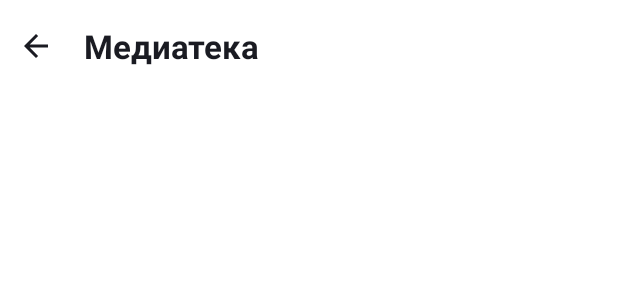
After one commit to g0nschik/Playlist_Maker, an Android app: the layout activity_media.xml on its own in the app's theme, with its tools: preview values and no code run, on a phone screen of 412 x 824 dp. The commit adds this screen. Shown: the top 300 px of the screen. Run offline under Robolectric (Android 15) with nearby library versions, the phone set to English and light mode, and no system bars.

Commit message:
Домашнее задание - Спринт №8

```diff
--- /dev/null
+++ b/app/src/main/res/layout/activity_media.xml
@@ -0,0 +1,40 @@
+<?xml version="1.0" encoding="utf-8"?>
+<androidx.constraintlayout.widget.ConstraintLayout xmlns:android="http://schemas.android.com/apk/res/android"
+    xmlns:app="http://schemas.android.com/apk/res-auto"
+    xmlns:tools="http://schemas.android.com/tools"
+    android:id="@+id/main"
+    android:layout_width="match_parent"
+    android:layout_height="match_parent"
+    tools:context=".MediaActivity">
+
+    <FrameLayout
+        android:layout_width="wrap_content"
+        android:layout_height="wrap_content"
+        android:padding="@dimen/menu_padding"
+        android:layout_marginBottom="@dimen/menu_padding">
+
+        <LinearLayout
+            android:layout_width="wrap_content"
+            android:layout_height="wrap_content"
+            android:layout_gravity="center">
+
+            <ImageView
+                android:id="@+id/btn_back"
+                android:src="@drawable/back"
+                android:layout_width="16dp"
+                android:layout_height="16dp"
+                android:layout_gravity="center_vertical"
+                android:layout_marginEnd="24dp"/>
+
+            <TextView
+                android:layout_width="wrap_content"
+                android:layout_height="wrap_content"
+                android:text="@string/button_media"
+                android:textColor="@color/text_black"
+                android:textStyle="bold"
+                android:textSize="@dimen/buttons_text_size" />
+        </LinearLayout>
+
+    </FrameLayout>
+
+</androidx.constraintlayout.widget.ConstraintLayout>
--- a/app/src/main/res/layout/activity_settings.xml
+++ b/app/src/main/res/layout/activity_settings.xml
@@ -1,5 +1,6 @@
 <?xml version="1.0" encoding="utf-8"?>
 <LinearLayout xmlns:android="http://schemas.android.com/apk/res/android"
+    android:id="@+id/main"
     android:layout_width="match_parent"
     android:layout_height="match_parent"
     android:backgroundTint="@color/white"
@@ -17,6 +18,7 @@
             android:layout_gravity="center">
 
             <ImageView
+                android:id="@+id/btn_back"
                 android:src="@drawable/back"
                 android:layout_width="16dp"
                 android:layout_height="16dp"
```
Also changed, not shown: app/src/main/AndroidManifest.xml (+9 -0 lines), app/src/main/java/com/example/playlistmaker/MainActivity.kt (+33 -7 lines), app/src/main/java/com/example/playlistmaker/MediaActivity.kt (added, +29 -0 lines), app/src/main/java/com/example/playlistmaker/SearchActivity.kt (added, +29 -0 lines), app/src/main/java/com/example/playlistmaker/SettingsActivity.kt (added, +30 -0 lines), app/src/main/res/layout/activity_search.xml (added, +40 -0 lines). Lines whose indentation alone changed are shown as unchanged.
